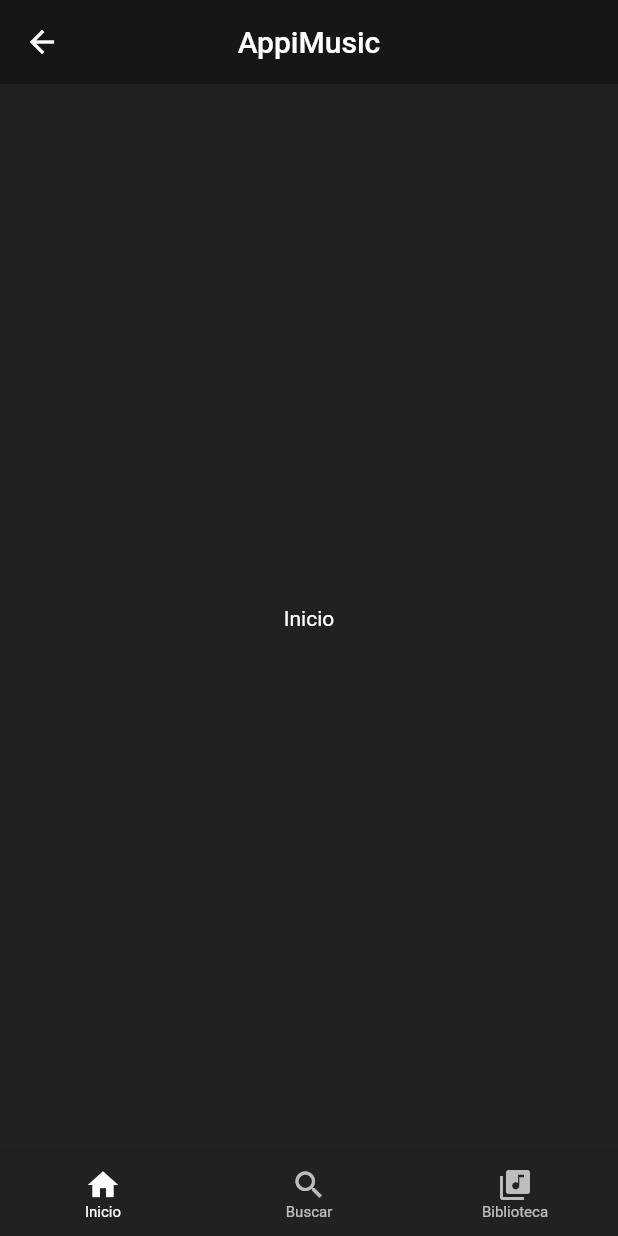
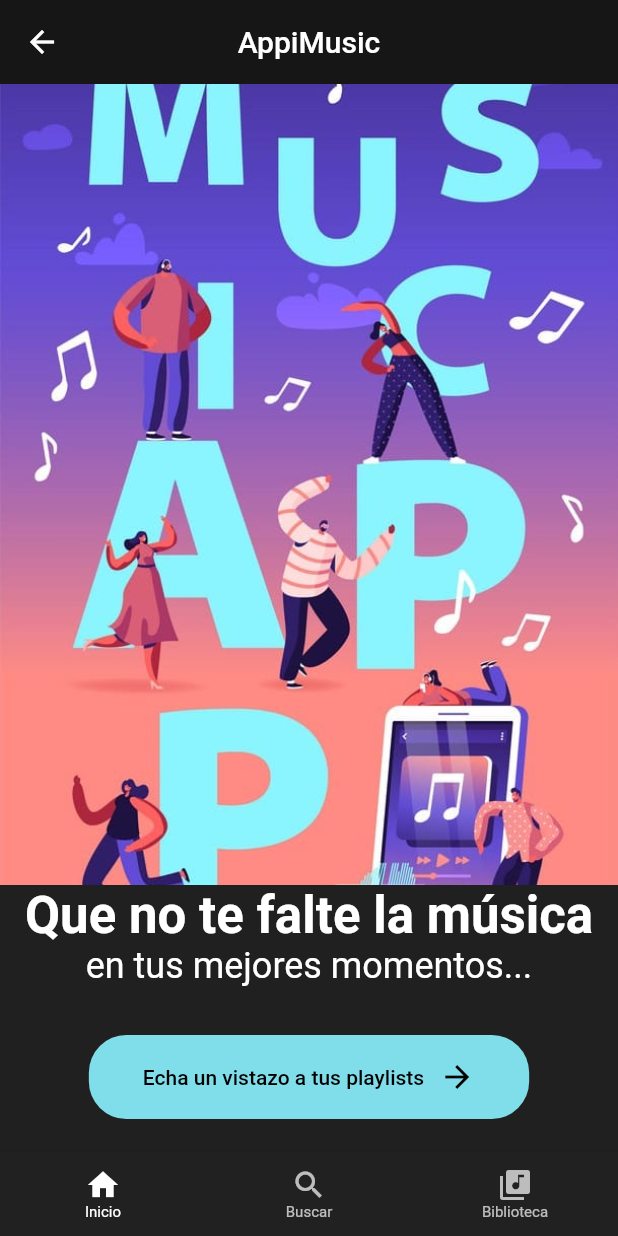
Before and after one commit to JuanGaleano14/AppiMusicc, a Flutter app: the HomeScreen screen opened by its route, on a phone screen of 412 x 824 dp. Run offline on Flutter 3.47's test engine with Material 2 defaults, Android fonts, the phone set to English and light mode, and no system bars; our stand-ins replace audioplayers, flutter_slidable, font_awesome_flutter, rxdart, shared_preferences; missing offline and left inert: flutter_web_auth; accounts and stored records are empty; network calls fail.

Commit message:
Pagina de inicio
Se desarrolla visual del tab de inicio al confirmar el logueo.

```diff
--- a/lib/src/ui/pages/start_page.dart
+++ b/lib/src/ui/pages/start_page.dart
@@ -1,4 +1,12 @@
 import 'package:flutter/material.dart';
+import 'dart:ui';
+
+import '../tab_bar_views/playlist_tabBarView.dart';
+import 'my_library_page.dart';
+import 'my_library_page.dart';
+
+const kBackgroundColor = Color(0xFF202020);
+const kPrimaryColor = Color(0xFF80DEEA);
 
 class StartPage extends StatefulWidget {
   StartPageState createState() => new StartPageState();
@@ -7,10 +15,107 @@ class StartPage extends StatefulWidget {
 class StartPageState extends State<StartPage> {
   @override
   Widget build(BuildContext context) {
-    return new Container(
-      decoration: new BoxDecoration(color: Theme.of(context).primaryColor),
-      child: Center(
-        child: Text("Inicio"),
+    return MaterialApp(
+      title: 'Inicio',
+      debugShowCheckedModeBanner: false,
+      theme: ThemeData(
+        brightness: Brightness.dark,
+        primaryColor: kPrimaryColor,
+        scaffoldBackgroundColor: kBackgroundColor,
+        textTheme: TextTheme(
+          display1: TextStyle(color: Colors.white, fontWeight: FontWeight.bold),
+          button: TextStyle(color: kPrimaryColor),
+          headline:
+          TextStyle(color: Colors.white, fontWeight: FontWeight.normal),
+        ),
+        inputDecorationTheme: InputDecorationTheme(
+          enabledBorder: UnderlineInputBorder(
+            borderSide: BorderSide(
+              color: Colors.white.withOpacity(.2),
+            ),
+          ),
+        ),
+      ),
+      home: WelcomeScreen(),
+    );
+  }
+}
+
+class WelcomeScreen extends StatelessWidget {
+  @override
+  Widget build(BuildContext context) {
+    return Scaffold(
+      body: Column(
+        children: <Widget>[
+          Expanded(
+            flex: 3,
+            child: Container(
+              decoration: BoxDecoration(
+                image: DecorationImage(
+                  image: AssetImage('assets/tempScreen/prueba6.jpeg'),
+                  fit: BoxFit.cover,
+                ),
+              ),
+            ),
+          ),
+          Expanded(
+            child: Column(
+              mainAxisAlignment: MainAxisAlignment.spaceBetween,
+              children: <Widget>[
+                RichText(
+                  textAlign: TextAlign.center,
+                  text: TextSpan(
+                    children: [
+                      TextSpan(
+                        text: 'Que no te falte la música\n',
+                        style: Theme.of(context).textTheme.display1,
+                      ),
+                      TextSpan(
+                        text: 'en tus mejores momentos...',
+                        style: Theme.of(context).textTheme.headline,
+                      )
+                    ],
+                  ),
+                ),
+                FittedBox(
+                  child: GestureDetector(
+                    onTap: () {
+                      Navigator.push(context, MaterialPageRoute(
+                        builder: (context) {
+                          return MyLibraryPage();
+                        },
+                      ));
+                    },
+                    child: Container(
+                      margin: EdgeInsets.only(bottom: 22),
+                      padding:
+                      EdgeInsets.symmetric(horizontal: 36, vertical: 16),
+                      decoration: BoxDecoration(
+                        borderRadius: BorderRadius.circular(25),
+                        color: kPrimaryColor,
+                      ),
+                      child: Row(
+                        children: <Widget>[
+                          Text(
+                            'Echa un vistazo a tus playlists',
+                            style: Theme.of(context).textTheme.button.copyWith(
+                              color: Colors.black,
+                            ),
+                          ),
+                          SizedBox(width: 10),
+                          Icon(
+                            Icons.arrow_forward,
+                            color: Colors.black,
+                          )
+                        ],
+                      ),
+                    ),
+                  ),
+                ),
+              ],
+            ),
+          ),
+        ],
       ),
     );
   }
```
Also changed, not shown: assets/tempScreen/prueba6.jpeg (added).
